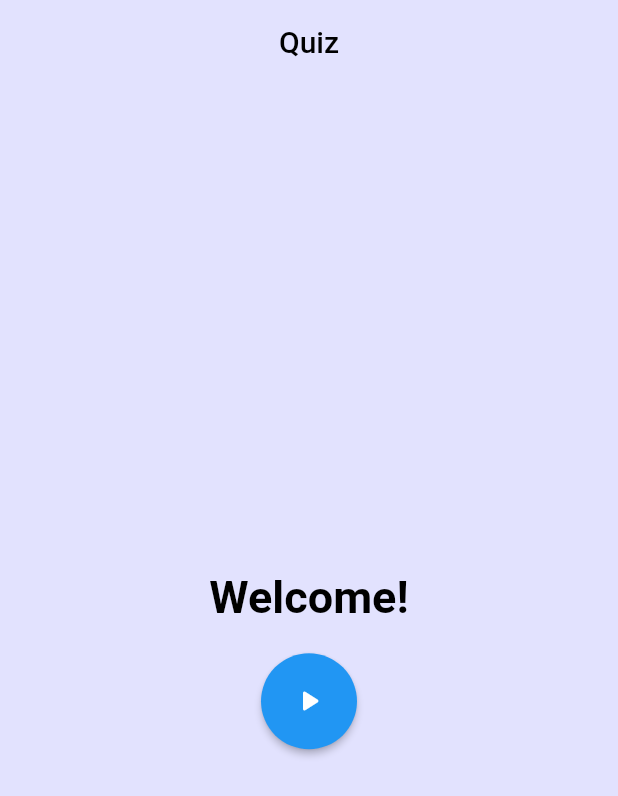
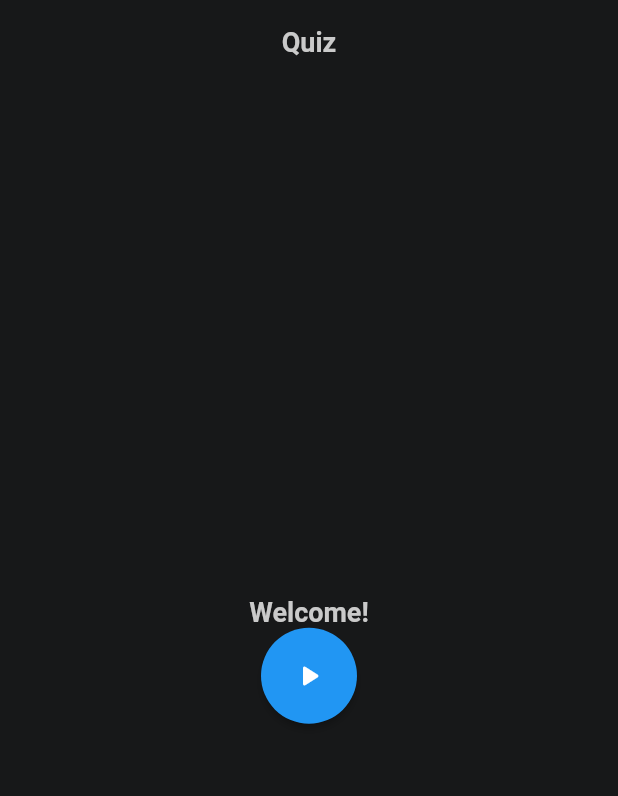
Before and after one commit to lukalesic/quizapp, a Flutter app: the screen it shows after launch, on a phone screen of 412 x 824 dp. Shown: the top 796 px of the screen. Run offline on Flutter 3.47's test engine with Material 2 defaults, Android fonts, the phone set to English and light mode, and no system bars; our stand-ins replace cloud_firestore, firebase_core, google_fonts; accounts and stored records are empty.

Commit message:
changed style of homescreen

```diff
--- a/lib/screens/homescreen.dart
+++ b/lib/screens/homescreen.dart
@@ -14,36 +14,30 @@ class HomeScreen extends StatefulWidget {
   State<HomeScreen> createState() => _HomeScreenState();
 }
 
-
 class _HomeScreenState extends State<HomeScreen> {
-
   @override
   Widget build(BuildContext context) {
     return Scaffold(
       backgroundColor: AppStyle.backgroundColor,
       appBar: AppBar(
         elevation: 0.0,
-        title: Text("Quiz"),
+        title: Text("Quiz", style: AppStyle.mainTitle),
         foregroundColor: Colors.black,
         centerTitle: true,
         backgroundColor: AppStyle.backgroundColor,
       ),
-
       body: Padding(
         padding: const EdgeInsets.all(16.0),
         child: Column(
           mainAxisAlignment: MainAxisAlignment.center,
           crossAxisAlignment: CrossAxisAlignment.center,
           children: [
-            Text("Welcome!", style: GoogleFonts.roboto(color: Colors.black, fontWeight: FontWeight.bold, fontSize: 30),),
-            SizedBox(
-              height: 20.0,
-            ),
-
+            Text("Welcome!", style: AppStyle.mainTitle),
             Center(
               child: ElevatedButton(
                 onPressed: () {
-                Navigator.push(context, MaterialPageRoute(builder: ((context) => QuizScreen())));
+                  Navigator.push(context,
+                      MaterialPageRoute(builder: ((context) => QuizScreen())));
                 },
                 child: Icon(Icons.play_arrow_rounded, color: Colors.white),
                 style: ElevatedButton.styleFrom(
@@ -54,8 +48,6 @@ class _HomeScreenState extends State<HomeScreen> {
                 ),
               ),
             )
-
-
           ],
         ),
       ),
--- a/lib/style/appstyle.dart
+++ b/lib/style/appstyle.dart
@@ -2,10 +2,11 @@ import 'package:flutter/material.dart';
 import 'package:google_fonts/google_fonts.dart';
 
 class AppStyle {
-
-  static Color  backgroundColor = Color(0xFFe2e2fe);
+  static Color backgroundColor = Color(0xFF171819);
   static Color mainColor = Color(0xFF000633);
-  static Color accentColor = Color(0xFF0065FF);
+  static Color accentColor = Color(0xFF039CFD);
+  static Color textColor = Color(0xFFCACACA);
+  static Color borderColor = Color(0x70CACACA);
 
 //colors for correct and incorrect answers
   static Color correct = Color(0xFF32AB58);
@@ -22,15 +23,9 @@ class AppStyle {
     Colors.blueGrey.shade100,
   ];
 
-
   static TextStyle mainTitle = GoogleFonts.roboto(
-    fontSize: 18,
-    fontWeight: FontWeight.bold
-  );
+      fontSize: 18, fontWeight: FontWeight.bold, color: textColor);
 
   static TextStyle mainContent = GoogleFonts.nunito(
-    fontSize: 16,
-    fontWeight: FontWeight.normal
-  );
-
+      fontSize: 16, fontWeight: FontWeight.normal, color: textColor);
 }
```
Lines whose indentation alone changed are shown as unchanged.
